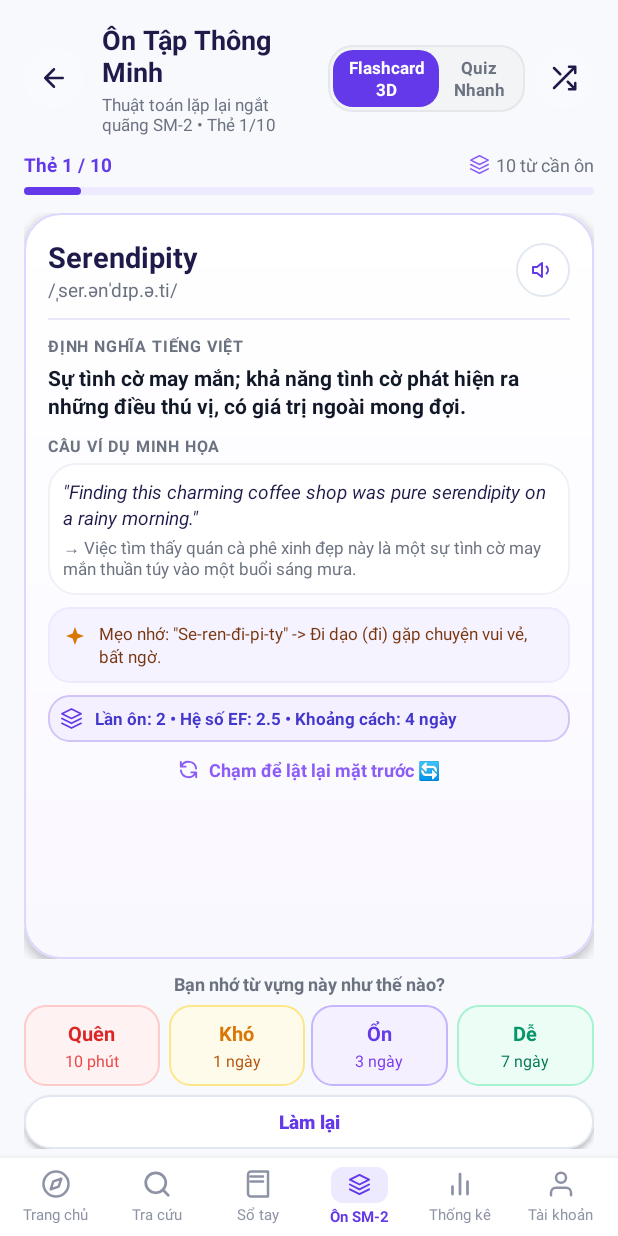
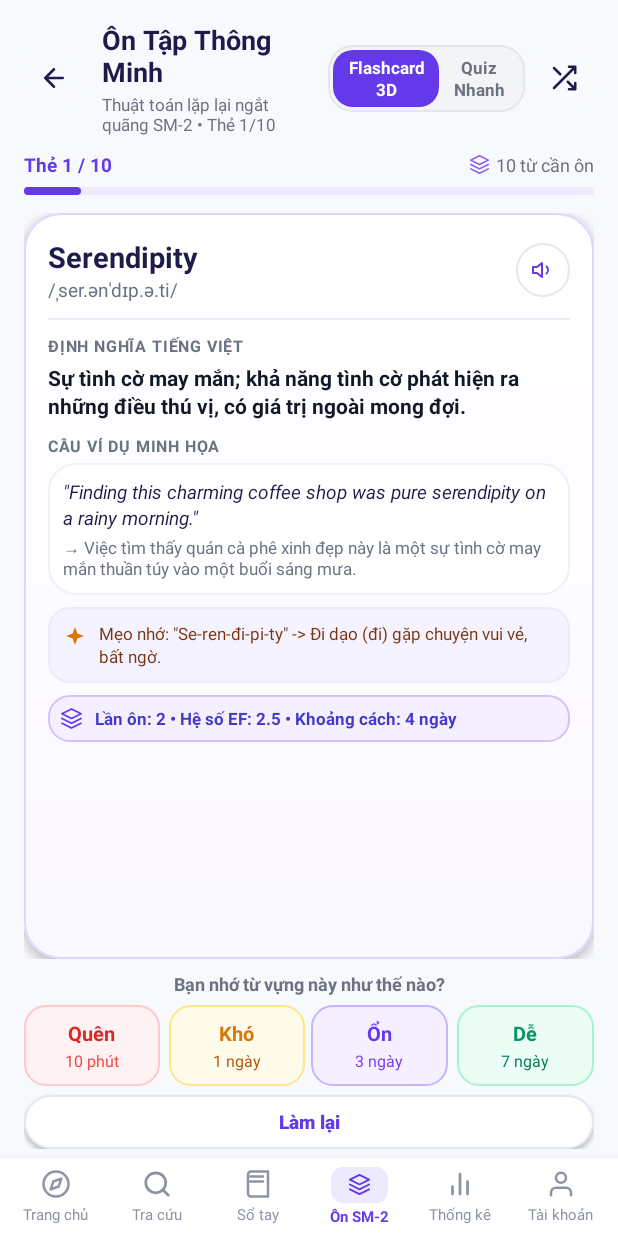
Before and after one commit to UMISORA09/Tu_Dien_Ca_Nhan, an Android app: the FlashcardActivity screen opened directly, with no data from a screen before it, after a tap on "MẶT TRƯỚC • TỪ VỰNG", on a phone screen of 412 x 824 dp. Run offline under Robolectric (Android 15) with nearby library versions, the phone set to English and light mode, and no system bars.

Commit message:
fix(flashcard): remove flip-back footer prompt and fix tap-to-flip-back gesture on card back

```diff
--- a/app/src/main/java/com/example/eduprofile/FlashcardActivity.kt
+++ b/app/src/main/java/com/example/eduprofile/FlashcardActivity.kt
@@ -8,6 +8,8 @@ import android.content.Intent
 import android.content.SharedPreferences
 import android.os.Bundle
 import android.speech.tts.TextToSpeech
+import android.view.GestureDetector
+import android.view.MotionEvent
 import android.view.View
 import android.view.animation.AccelerateInterpolator
 import android.view.animation.DecelerateInterpolator
@@ -15,6 +17,7 @@ import android.widget.FrameLayout
 import android.widget.ImageView
 import android.widget.LinearLayout
 import android.widget.ProgressBar
+import android.widget.ScrollView
 import android.widget.TextView
 import android.widget.Toast
 import androidx.activity.enableEdgeToEdge
@@ -72,6 +75,8 @@ class FlashcardActivity : AppCompatActivity(), TextToSpeech.OnInitListener {
     private lateinit var btnSpeakFront: LinearLayout
 
     // Back Card Views
+    private lateinit var scrollCardBack: ScrollView
+    private lateinit var layoutCardBackContent: LinearLayout
     private lateinit var tvWordBack: TextView
     private lateinit var tvPhoneticBack: TextView
     private lateinit var btnSpeakBack: FrameLayout
@@ -410,6 +415,8 @@ class FlashcardActivity : AppCompatActivity(), TextToSpeech.OnInitListener {
         btnSpeakFront = findViewById(R.id.btnSpeakFront)
 
         // Back views
+        scrollCardBack = findViewById(R.id.scrollCardBack)
+        layoutCardBackContent = findViewById(R.id.layoutCardBackContent)
         tvWordBack = findViewById(R.id.tvWordBack)
         tvPhoneticBack = findViewById(R.id.tvPhoneticBack)
         btnSpeakBack = findViewById(R.id.btnSpeakBack)
@@ -489,9 +496,39 @@ class FlashcardActivity : AppCompatActivity(), TextToSpeech.OnInitListener {
             Toast.makeText(this, "Đã xáo trộn các thẻ chưa ôn!", Toast.LENGTH_SHORT).show()
         }
 
-        // Tap vào thẻ để lật 3D
-        cardFront.setOnClickListener { flipCard3D() }
-        cardBack.setOnClickListener { flipCard3D() }
+        // Tap vào thẻ để lật 3D (Mặt trước -> Mặt sau)
+        cardFront.setOnClickListener {
+            if (!isFlipped && !isAnimating) flipCard3D()
+        }
+
+        // Tap vào thẻ để lật lại 3D (Mặt sau -> Mặt trước)
+        val flipBackAction = {
+            if (isFlipped && !isAnimating) {
+                flipCard3D()
+            }
+        }
+
+        val gestureDetector = GestureDetector(this, object : GestureDetector.SimpleOnGestureListener() {
+            override fun onSingleTapUp(e: MotionEvent): Boolean {
+                flipBackAction()
+                return true
+            }
+        })
+
+        scrollCardBack.setOnTouchListener { v, event ->
+            gestureDetector.onTouchEvent(event)
+            v.onTouchEvent(event)
+        }
+
+        cardBack.setOnClickListener { flipBackAction() }
+        layoutCardBackContent.setOnClickListener { flipBackAction() }
+        tvWordBack.setOnClickListener { flipBackAction() }
+        tvPhoneticBack.setOnClickListener { flipBackAction() }
+        tvMeaningBack.setOnClickListener { flipBackAction() }
+        tvExampleEnBack.setOnClickListener { flipBackAction() }
+        tvExampleViBack.setOnClickListener { flipBackAction() }
+        tvMnemonicBack.setOnClickListener { flipBackAction() }
+        tvSrsStatsBack.setOnClickListener { flipBackAction() }
 
         // Lỗi 5: Nút "Xem đáp án"
         btnShowAnswer.setOnClickListener {
--- a/app/src/main/res/layout/activity_flashcard.xml
+++ b/app/src/main/res/layout/activity_flashcard.xml
@@ -449,12 +449,14 @@
             app:cardElevation="4dp">
 
             <ScrollView
+                android:id="@+id/scrollCardBack"
                 android:layout_width="match_parent"
                 android:layout_height="match_parent"
                 android:background="@drawable/bg_card_3d_back"
                 android:fillViewport="true">
 
                 <LinearLayout
+                    android:id="@+id/layoutCardBackContent"
                     android:layout_width="match_parent"
                     android:layout_height="wrap_content"
                     android:orientation="vertical"
@@ -631,31 +633,6 @@
                             android:text="Lần ôn: 2 • Hệ số EF: 2.5 • Khoảng cách: 4 ngày"
                             android:textColor="#4338CA"
                             android:textSize="11sp"
-                            android:textStyle="bold" />
-                    </LinearLayout>
-
-                    <!-- Back Footer: Flip Prompt -->
-                    <LinearLayout
-                        android:layout_width="match_parent"
-                        android:layout_height="wrap_content"
-                        android:layout_marginTop="10dp"
-                        android:gravity="center"
-                        android:orientation="horizontal">
-
-                        <ImageView
-                            android:layout_width="15dp"
-                            android:layout_height="15dp"
-                            android:contentDescription="Lật thẻ"
-                            android:src="@drawable/ic_flip_3d"
-                            app:tint="#8B5CF6" />
-
-                        <TextView
-                            android:layout_width="wrap_content"
-                            android:layout_height="wrap_content"
-                            android:layout_marginStart="6dp"
-                            android:text="@string/flashcard_hint_flip_back"
-                            android:textColor="#8B5CF6"
-                            android:textSize="12sp"
                             android:textStyle="bold" />
                     </LinearLayout>
 
--- a/app/src/main/res/values/strings.xml
+++ b/app/src/main/res/values/strings.xml
@@ -235,7 +235,6 @@
     <string name="title_flashcard_3d">Ôn Tập Thông Minh</string>
     <string name="subtitle_flashcard_3d">Thuật toán lặp lại ngắt quãng SM-2</string>
     <string name="flashcard_hint_flip_front">Chạm vào thẻ để lật xem nghĩa &amp; ghi chú</string>
-    <string name="flashcard_hint_flip_back">Chạm để lật lại mặt trước 🔄</string>
     <string name="flashcard_rating_prompt">Bạn nhớ từ vựng này như thế nào?</string>
     <string name="flashcard_remember_prompt">Bạn nhớ được từ này chưa</string>
     <string name="flashcard_btn_show_answer">Xem đáp án</string>
```
